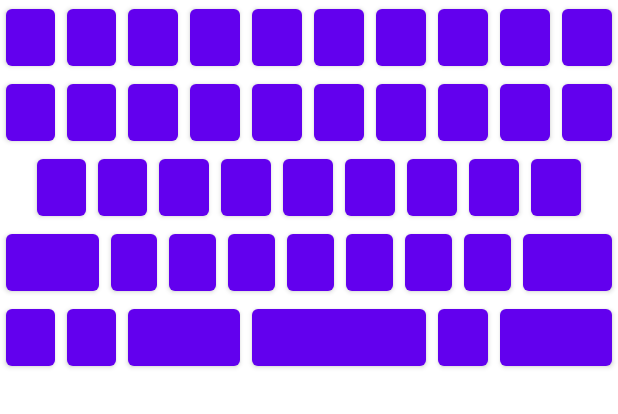
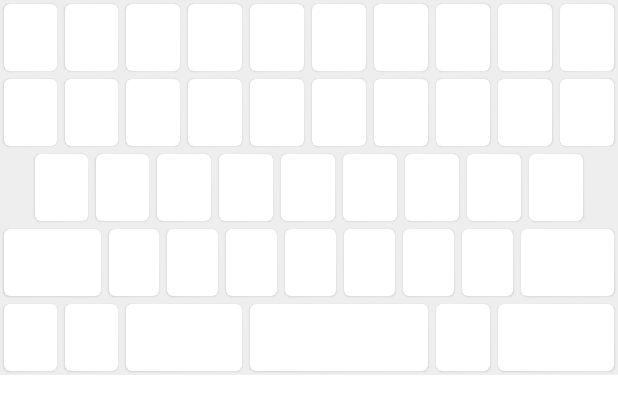
Before and after one commit to MCA-2021-Team-4/facemoji, an Android app: the layout keyboard_basic.xml on its own in the app's theme, with its tools: preview values and no code run, on a phone screen of 412 x 824 dp. Shown: the top 414 px of the screen. Run offline under Robolectric (Android 15) with nearby library versions, the phone set to English and light mode, and no system bars.

Commit message:
Fix keyboard view design

```diff
--- a/android/app/src/main/res/drawable/normal.xml
+++ b/android/app/src/main/res/drawable/normal.xml
@@ -1,10 +1,10 @@
 <?xml version="1.0" encoding="utf-8"?>
 <layer-list xmlns:android="http://schemas.android.com/apk/res/android">
     <item
-        android:top="6dp"
-        android:bottom="6dp"
-        android:left="4dp"
-        android:right="4dp">
+        android:top="3dp"
+        android:bottom="3dp"
+        android:left="3dp"
+        android:right="3dp">
         <shape android:shape="rectangle">
             <corners android:radius="4dp" />
             <solid android:color="@color/keyboardDivider" />
--- a/android/app/src/main/res/drawable/pressed.xml
+++ b/android/app/src/main/res/drawable/pressed.xml
@@ -2,8 +2,8 @@
 
 <layer-list xmlns:android="http://schemas.android.com/apk/res/android" >
     <item
-        android:top="4dp"
-        android:bottom="4dp"
+        android:top="2dp"
+        android:bottom="2dp"
         android:left="2dp"
         android:right="2dp">
         <shape android:shape="rectangle">
--- a/android/app/src/main/res/layout/keyboard_basic.xml
+++ b/android/app/src/main/res/layout/keyboard_basic.xml
@@ -1,5 +1,6 @@
 <?xml version="1.0" encoding="utf-8"?>
 <LinearLayout xmlns:android="http://schemas.android.com/apk/res/android"
+    android:background="@color/keyboardBackground"
     android:orientation="vertical"
     android:layout_width="match_parent"
     android:layout_height="wrap_content">
--- a/android/app/src/main/res/layout/keyboard_item.xml
+++ b/android/app/src/main/res/layout/keyboard_item.xml
@@ -1,43 +1,57 @@
 <?xml version="1.0" encoding="utf-8"?>
 <androidx.constraintlayout.widget.ConstraintLayout xmlns:android="http://schemas.android.com/apk/res/android"
+    xmlns:app="http://schemas.android.com/apk/res-auto"
     android:layout_width="match_parent"
-    android:layout_height="match_parent"
-    xmlns:app="http://schemas.android.com/apk/res-auto">
-    <TextView
-        android:id="@+id/text_long_click"
-        android:layout_width="wrap_content"
-        android:layout_height="wrap_content"
-        android:elevation="5dp"
-        app:layout_constraintTop_toTopOf="parent"
-        app:layout_constraintRight_toRightOf="parent"
-        android:textSize="8sp"
-        android:padding="8dp"/>
-    <Button
+    android:layout_height="match_parent">
+    <!--    <TextView-->
+    <!--        android:id="@+id/text_long_click"-->
+    <!--        android:layout_width="wrap_content"-->
+    <!--        android:layout_height="wrap_content"-->
+    <!--        android:elevation="2dp"-->
+    <!--        app:layout_constraintTop_toTopOf="parent"-->
+    <!--        app:layout_constraintRight_toRightOf="parent"-->
+    <!--        android:textSize="8sp"-->
+    <!--        android:padding="8dp"/>-->
+    <androidx.constraintlayout.widget.ConstraintLayout
         android:id="@+id/key_button"
         android:layout_width="match_parent"
         android:layout_height="match_parent"
-        android:elevation="2dp"
-        android:paddingTop="4dp"
-        android:paddingBottom="4dp"
-        android:paddingEnd="3dp"
-        android:paddingStart="3dp"
+        android:background="@drawable/key_background"
+        android:elevation="1dp"
         android:longClickable="true"
-        android:background="@drawable/key_background"/>
+        android:paddingStart="4dp"
+        android:paddingTop="2dp"
+        android:paddingEnd="4dp"
+        android:paddingBottom="2dp">
+
+        <TextView
+            android:id="@+id/key_text"
+            android:layout_width="wrap_content"
+            android:layout_height="wrap_content"
+            android:textSize="15sp"
+            android:textStyle="bold"
+            android:textAlignment="center"
+            app:layout_constraintBottom_toBottomOf="parent"
+            app:layout_constraintEnd_toEndOf="parent"
+            app:layout_constraintStart_toStartOf="parent"
+            app:layout_constraintTop_toTopOf="parent" />
+
+    </androidx.constraintlayout.widget.ConstraintLayout>
+
     <ImageView
         android:id="@+id/special_key"
         android:layout_width="match_parent"
         android:layout_height="match_parent"
+        android:background="@drawable/key_background"
         android:clickable="true"
+        android:elevation="1dp"
         android:focusable="true"
-        android:elevation="2dp"
+        android:longClickable="true"
+        android:paddingStart="4dp"
         android:paddingTop="4dp"
+        android:paddingEnd="4dp"
         android:paddingBottom="4dp"
-        android:paddingEnd="4dp"
-        android:paddingStart="2dp"
-        android:longClickable="true"
         android:scaleType="centerInside"
-        android:background="@drawable/key_background"
-        android:visibility="gone"/>
-
+        android:visibility="gone" />
 
 </androidx.constraintlayout.widget.ConstraintLayout>
```
Also changed, not shown: android/app/src/main/java/com/android/mca2021/keyboard/keyboardview/FacemojiKeyboard.kt (+13 -10 lines), android/app/src/main/java/com/android/mca2021/keyboard/keyboardview/KeyboardEnglish.kt (+6 -4 lines), android/app/src/main/java/com/android/mca2021/keyboard/keyboardview/KeyboardKorean.kt (+25 -21 lines), android/app/src/main/res/layout/activity_main.xml (+10 -0 lines).
